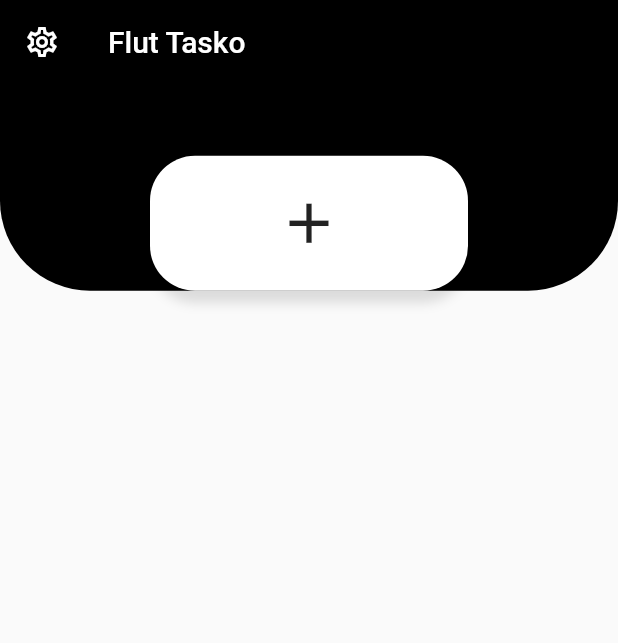
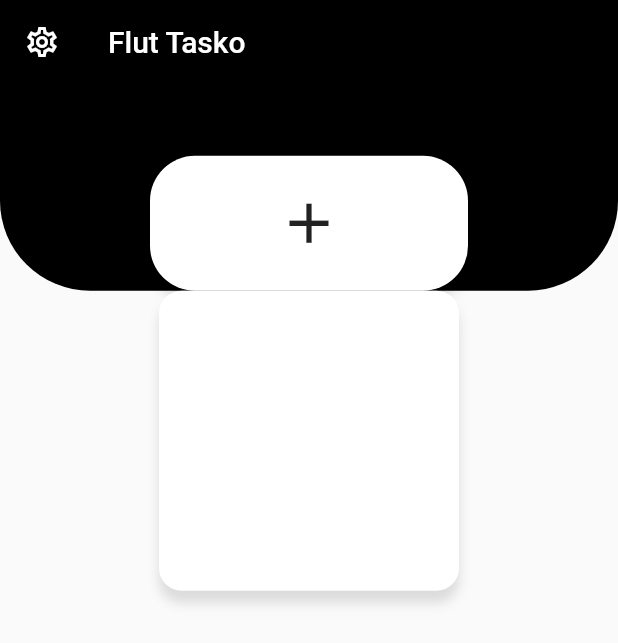
Before and after one commit to 5CYTH3/tasko_rem, a Flutter app: the screen it shows after launch, on a phone screen of 412 x 824 dp. Shown: the top 643 px of the screen. Run offline on Flutter 3.47's test engine with Material 2 defaults, Android fonts, the phone set to English and light mode, and no system bars.

Commit message:
Added new rectangle which will be used to display task.

```diff
--- a/lib/components/Body.dart
+++ b/lib/components/Body.dart
@@ -42,6 +42,21 @@ class Body extends StatelessWidget {
 						]
 					),
 				),
+        Column(
+          children: [
+            Container(
+              height: 200.0,
+              width: 200.0,
+              decoration: BoxDecoration(
+                borderRadius: BorderRadius.circular(15),
+                boxShadow:[
+                  BoxShadow(blurRadius: 6, color: Colors.black12, offset: Offset(0, 8)),
+                ],
+                color: Colors.white
+              ),
+            )
+          ],
+        )
 			],
 		);
 	}
```
Also changed, not shown: lib/components/home_screen.dart (line endings or trailing spaces).
